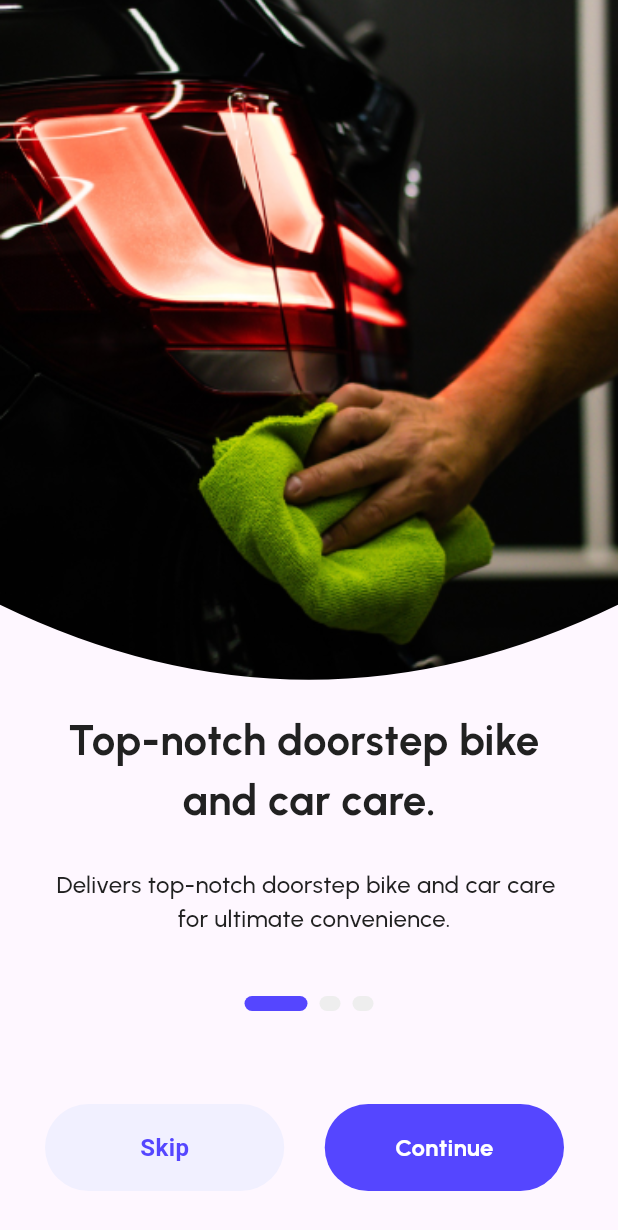
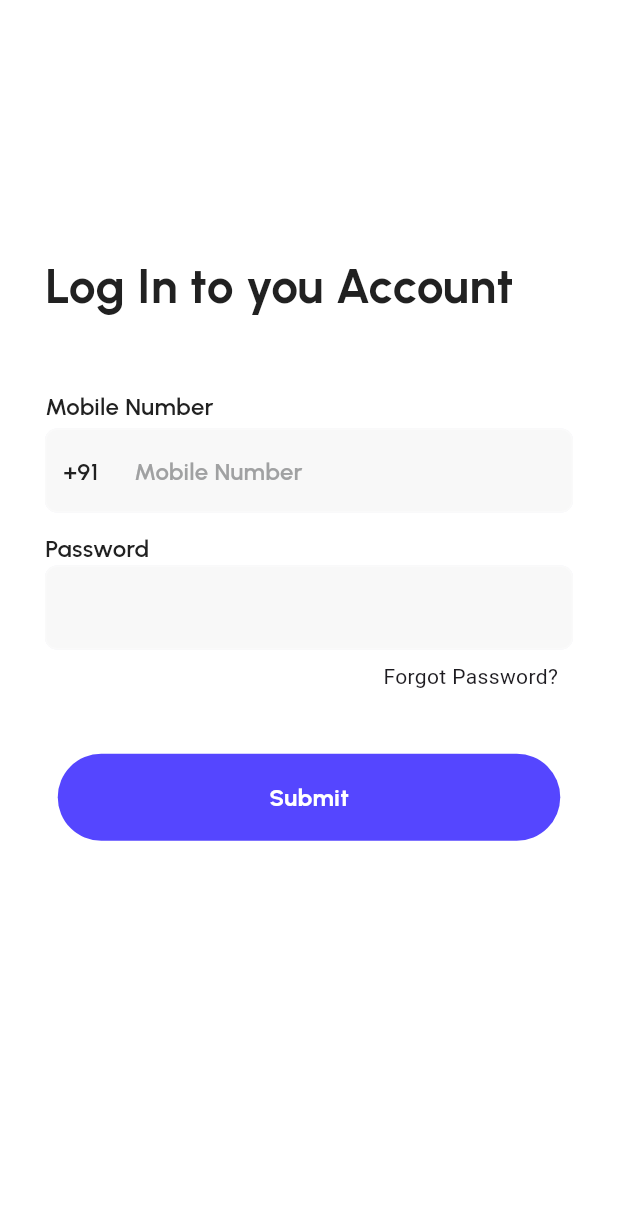
Before and after one commit to aryan-jha/wheel-and-clean, a Flutter app: the screen it shows after launch, on a phone screen of 412 x 824 dp. Shown: the top 1230 px of the screen. Run offline on Flutter 3.47's test engine with Material 3 defaults, Android fonts, the light colour scheme and no system bars; drawn by our look-alikes of smooth_page_indicator; our stand-ins replace google_fonts.

Commit message:
made the login auth screen

```diff
--- /dev/null
+++ b/lib/buttons/my_buttons.dart
@@ -0,0 +1,113 @@
+import 'package:flutter/material.dart';
+import 'package:wheel_and_clean/themes/colors.dart';
+import 'package:wheel_and_clean/themes/text_style.dart';
+
+
+class MyNumberTextFormField extends StatelessWidget {
+
+  MyNumberTextFormField({
+    super.key,
+  });
+  bool isFocused = false;
+  var phoneNumberController = TextEditingController();
+  @override
+  Widget build(BuildContext context) {
+    return InkWell(
+      onTap: () {
+        isFocused = true;
+      },
+      onTapCancel: () {
+        isFocused = false;
+      },
+      child: Container(
+        decoration: BoxDecoration(
+            color: Color(0xffF1F0FF), borderRadius: BorderRadius.circular(8)),
+        child: TextFormField(
+          // focusNode:
+          controller: phoneNumberController,
+          keyboardType: TextInputType.numberWithOptions(),
+
+          decoration: InputDecoration(
+              prefixIcon: Padding(
+                padding: const EdgeInsets.only(
+                    right: 20, top: 13, left: 12, bottom: 12),
+                child: Text(
+                  "+91",
+                  style: loginMobileNumberFont,
+                ),
+              ),
+              // prefixText: "+91",
+              hintText: "Mobile Number",
+              hintStyle: loginMobileNumberFont.copyWith(
+                  color: AppColors.translucentBlack),
+              focusColor: const Color.fromARGB(255, 255, 16, 16),
+              filled: true,
+              fillColor: (isFocused)
+                  ? Color(0xffF1F0FF)
+                  : const Color.fromARGB(255, 248, 248, 248),
+              focusedBorder: OutlineInputBorder(
+                  borderRadius: BorderRadius.circular(8),
+                  borderSide: BorderSide(color: AppColors.primaryColor)),
+              enabledBorder: OutlineInputBorder(
+                  borderRadius: BorderRadius.circular(8),
+                  borderSide: BorderSide(color: AppColors.textFieldColor))),
+        ),
+      ),
+    );
+  }
+}
+
+InkWell myPasswordTextFormField(
+    {var textEditingController,
+    String hint = "",
+    Color nonFocusedColor = AppColors.textFieldColor,
+    Color focusedColor = Colors.white,
+    Color borderColor = Colors.black,
+    Color focusedBorderColor = Colors.black,
+    bool isFocused = false}) {
+  return InkWell(
+    onTap: () {
+      isFocused = true;
+    },
+    onTapCancel: () {
+      isFocused = false;
+    },
+    child: Container(
+      decoration: BoxDecoration(
+          color: Color(0xffF1F0FF), borderRadius: BorderRadius.circular(8)),
+      child: TextFormField(
+        // focusNode:
+        controller: textEditingController,
+        obscureText: true,
+
+        decoration: InputDecoration(
+
+            // prefixText: "+91",
+            hintText: hint,
+            focusColor: const Color.fromARGB(255, 255, 16, 16),
+            filled: true,
+            fillColor: (isFocused)
+                ? Color(0xffF1F0FF)
+                : const Color.fromARGB(255, 248, 248, 248),
+            focusedBorder: OutlineInputBorder(
+                borderRadius: BorderRadius.circular(8),
+                borderSide: BorderSide(color: AppColors.primaryColor)),
+            enabledBorder: OutlineInputBorder(
+                borderRadius: BorderRadius.circular(8),
+                borderSide: BorderSide(color: AppColors.textFieldColor))),
+      ),
+    ),
+  );
+}
+
+Container button(
+    {required String value, required double height, required double width}) {
+  return Container(
+    height: height,
+    width: width,
+    decoration: BoxDecoration(
+        color: const Color(0xff5546FF),
+        borderRadius: BorderRadius.circular(60)),
+    child: Center(child: Text("$value", style: blueButtonFontStyling)),
+  );
+}
--- a/lib/main.dart
+++ b/lib/main.dart
@@ -1,5 +1,6 @@
 import 'package:flutter/material.dart';
 import 'package:wheel_and_clean/Splash_screen/splash_screen.dart';
+import 'package:wheel_and_clean/screens/login_screen.dart';
 import 'package:wheel_and_clean/screens/temp_screen.dart';
 import 'package:wheel_and_clean/screens/tutorial_screen.dart';
 
@@ -20,7 +21,7 @@ class MyApp extends StatelessWidget {
         colorScheme: ColorScheme.fromSeed(seedColor: Colors.deepPurple),
         useMaterial3: true,
       ),
-      home: const TutorialScreen(),
+      home: const Loginscreen(),
     );
   }
 }
--- /dev/null
+++ b/lib/screens/login_screen.dart
@@ -0,0 +1,92 @@
+import 'package:flutter/material.dart';
+import 'package:wheel_and_clean/buttons/my_buttons.dart';
+import 'package:wheel_and_clean/themes/text_style.dart';
+
+class Loginscreen extends StatefulWidget {
+  const Loginscreen({super.key});
+
+  @override
+  State<Loginscreen> createState() => _LoginscreenState();
+}
+
+class _LoginscreenState extends State<Loginscreen> {
+  var phoneNumberController = TextEditingController();
+  var passwordController = TextEditingController();
+  // final _formKey = GlobalKey<FormState>();
+
+  @override
+  Widget build(BuildContext context) {
+    return Scaffold(
+      backgroundColor: Color(0xffFFFFFF),
+      body: Padding(
+        padding: const EdgeInsets.symmetric(horizontal: 30),
+        child: SingleChildScrollView(
+          child: Form(
+            child: Column(
+              // mainAxisAlignment: MainAxisAlignment.center,
+              crossAxisAlignment: CrossAxisAlignment.center,
+              children: [
+                SizedBox(
+                  height: MediaQuery.of(context).size.height * 0.204,
+                ),
+                Row(
+                  children: [
+                    Text(
+                      "Log In to you Account",
+                      textAlign: TextAlign.start,
+                      style: loginHeadlineFont,
+                    ),
+                  ],
+                ),
+                SizedBox(
+                  height: MediaQuery.of(context).size.height * 0.055,
+                ),
+                Row(
+                  children: [
+                    Text(
+                      'Mobile Number',
+                      textAlign: TextAlign.start,
+                      style: loginMobileNumberFont,
+                    ),
+                  ],
+                ),
+                SizedBox(
+                  height: MediaQuery.of(context).size.height * 0.004,
+                ),
+                MyNumberTextFormField(),
+                SizedBox(
+                  height: MediaQuery.of(context).size.height * 0.015,
+                ),
+                Row(
+                  children: [
+                    Text(
+                      'Password',
+                      textAlign: TextAlign.start,
+                      style: loginMobileNumberFont,
+                    ),
+                  ],
+                ),
+                myPasswordTextFormField(
+                    textEditingController: passwordController),
+                SizedBox(
+                  height: MediaQuery.of(context).size.height * 0.010,
+                ),
+                Padding(
+                  padding: const EdgeInsets.only(right: 10),
+                  child: Row(
+                    mainAxisAlignment: MainAxisAlignment.end,
+                    children: const [Text("Forgot Password?")],
+                  ),
+                ),
+                SizedBox(
+                  height: MediaQuery.of(context).size.height * 0.050,
+                ),
+                button(value: "Submit", height: 58, width: 335)
+              ],
+            ),
+          ),
+        ),
+      ),
+    );
+  }
+}
--- a/lib/screens/tutorial_screen.dart
+++ b/lib/screens/tutorial_screen.dart
@@ -1,5 +1,6 @@
 import 'package:flutter/material.dart';
 import 'package:smooth_page_indicator/smooth_page_indicator.dart';
+import 'package:wheel_and_clean/screens/login_screen.dart';
 import 'package:wheel_and_clean/themes/text_style.dart';
 
 class TutorialScreen extends StatefulWidget {
@@ -229,6 +230,13 @@ class _TutorialScreenState extends State<TutorialScreen> {
                             Padding(
                               padding:
                                   const EdgeInsets.symmetric(horizontal: 20),
+                              child: InkWell(
+                                onTap: () {
+                                  Navigator.push(
+                                      context,
+                                      MaterialPageRoute(
+                                          builder: (context) => Loginscreen()));
+                                },
                                 child: Container(
                                   // key: Key('2'),
                                   height: 58,
@@ -239,6 +247,7 @@ class _TutorialScreenState extends State<TutorialScreen> {
                                   child: Center(
                                       child: Text("Get Started",
                                           style: blueButtonFontStyling)),
+                                ),
                               ),
                             ),
                           ],
--- a/lib/themes/text_style.dart
+++ b/lib/themes/text_style.dart
@@ -16,11 +16,32 @@ var tutorialDescriptionFont = GoogleFonts.urbanist(
   letterSpacing: 0.2,
 );
 
+var loginHeadlineFont = GoogleFonts.urbanist(
+  color: AppColors.headingColor,
+  fontWeight: FontWeight.w700,
+  fontSize: 32,
+  // letterSpacing: 12,
+);
+
+var loginMobileNumberFont = GoogleFonts.urbanist(
+  color: AppColors.headingColor,
+  fontWeight: FontWeight.w600,
+  fontSize: 16,
+  letterSpacing: 0.2,
+);
+
+var loginVerificationFont = GoogleFonts.urbanist(
+  color: AppColors.translucentBlack,
+  fontWeight: FontWeight.w500,
+  fontSize: 14,
+  letterSpacing: 0.2,
+);
+
 var headlineFont = GoogleFonts.urbanist(
   color: AppColors.headingColor,
-  fontWeight: FontWeight.normal,
-  fontSize: 16,
-  letterSpacing: 12,
+  fontWeight: FontWeight.w700,
+  fontSize: 14,
+  letterSpacing: 0.2,
 );
 
 var descriptionFont = GoogleFonts.urbanist(
```
Lines whose indentation alone changed are shown as unchanged.
